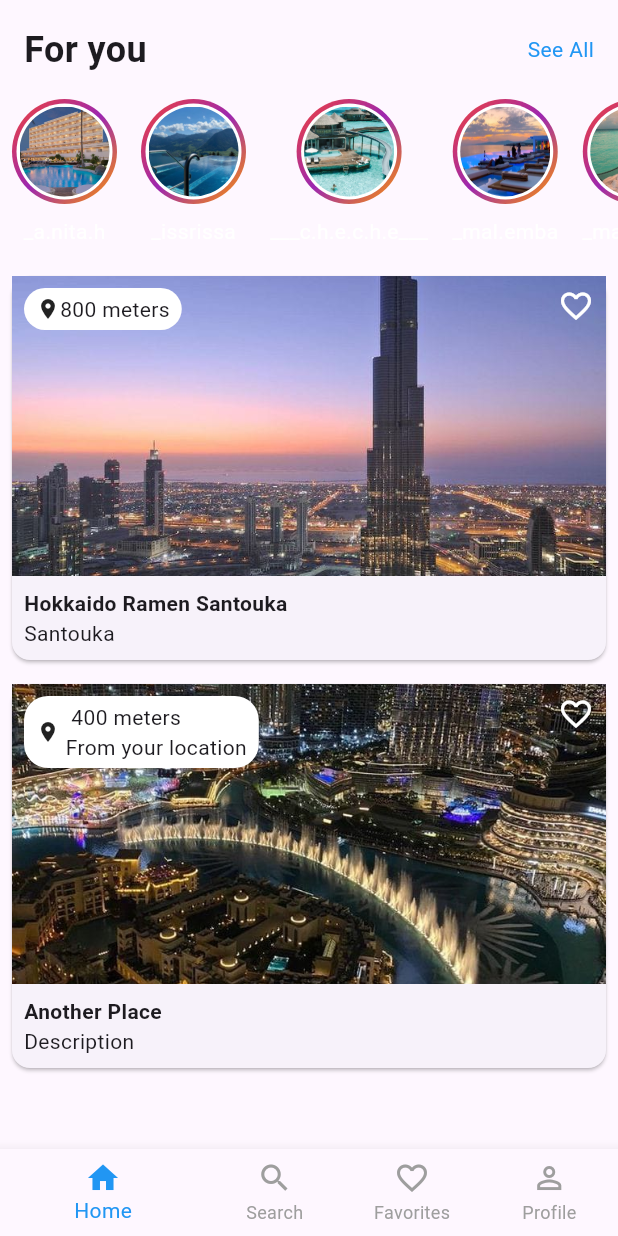
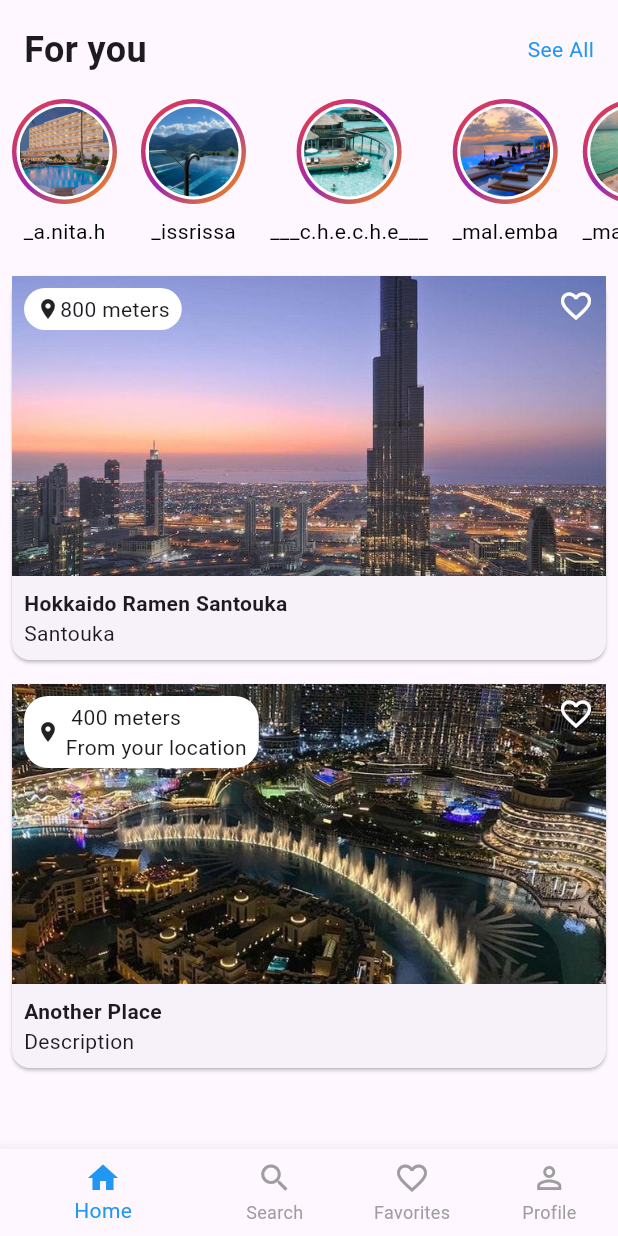
Before and after one commit to Titanantony/hidden_gems, a Flutter app: the screen it shows after launch, on a phone screen of 412 x 824 dp. Run offline on Flutter 3.47's test engine with Material 3 defaults, Android fonts, the phone set to English and light mode, and no system bars; our stand-ins replace firebase_auth, firebase_core, get, google_sign_in, keyboard_dismisser, sign_in_button; accounts and stored records are empty; Roboto replaces fonts that are missing (Calibri).

Commit message:
Fix: updating and saving widgets

```diff
--- a/lib/ui/screens/home_page_1.dart
+++ b/lib/ui/screens/home_page_1.dart
@@ -1,5 +1,5 @@
 import 'package:flutter/material.dart';
-import 'package:hidden_gems/ui/wigets/home_page/status_bar.dart';
+import 'package:hidden_gems/ui/widgets/home_page/status_bar.dart';
 
 class HomePage extends StatefulWidget {
   const HomePage({Key? key}) : super(key: key);
--- a/lib/ui/wigets/home_page/status_bar.dart
+++ b/lib/ui/widgets/home_page/status_bar.dart
@@ -100,7 +100,7 @@ class StatusItem extends StatelessWidget {
           ),
         ),
         const SizedBox(height: 8),
-        Text(username, style: const TextStyle(color: Colors.white)),
+        Text(username, style: const TextStyle(color: Colors.black)),
       ],
     );
   }
```
Also changed, not shown: lib/ui/screens/sign_in_screen.dart (+10 -10 lines), lib/ui/screens/sign_up_screen.dart (+9 -9 lines), assets/2f_page.jpg (added), assets/hidden_gems_logo.png (added), lib/ui/widgets/authentication/email_text_field.dart (renamed from lib/ui/wigets/authentication/email_text_field.dart), lib/ui/widgets/authentication/forgot_password_text.dart (renamed from lib/ui/wigets/authentication/forgot_password_text.dart), lib/ui/widgets/authentication/login_button.dart (renamed from lib/ui/wigets/authentication/login_button.dart), lib/ui/widgets/authentication/logo_widget.dart (renamed from lib/ui/wigets/authentication/logo_widget.dart), lib/ui/widgets/authentication/password_text_field.dart (renamed from lib/ui/wigets/authentication/password_text_field.dart), lib/ui/widgets/authentication/responsive_center_scrollable.dart (renamed from lib/ui/wigets/authentication/responsive_center_scrollable.dart), lib/ui/widgets/authentication/sign_in_up_divider.dart (renamed from lib/ui/wigets/authentication/sign_in_up_divider.dart), lib/ui/widgets/authentication/sign_up_in_text.dart (renamed from lib/ui/wigets/authentication/sign_up_in_text.dart), lib/ui/widgets/authentication/signin_up_header.dart (renamed from lib/ui/wigets/authentication/signin_up_header.dart), lib/ui/widgets/authentication/social_media_buttons.dart (renamed from lib/ui/wigets/authentication/social_media_buttons.dart).
